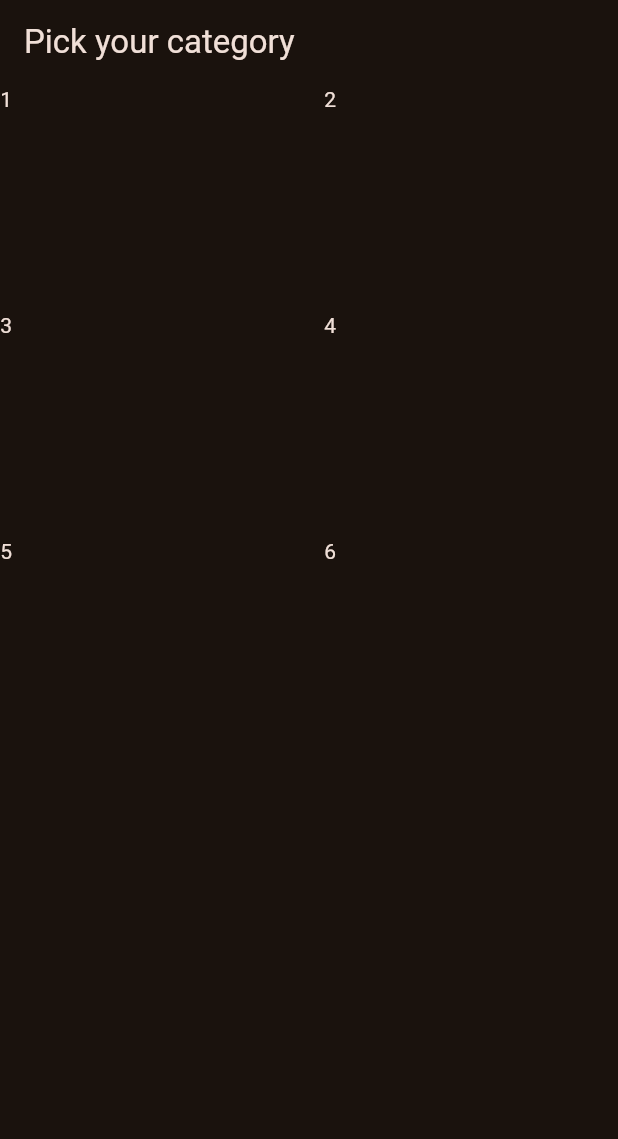
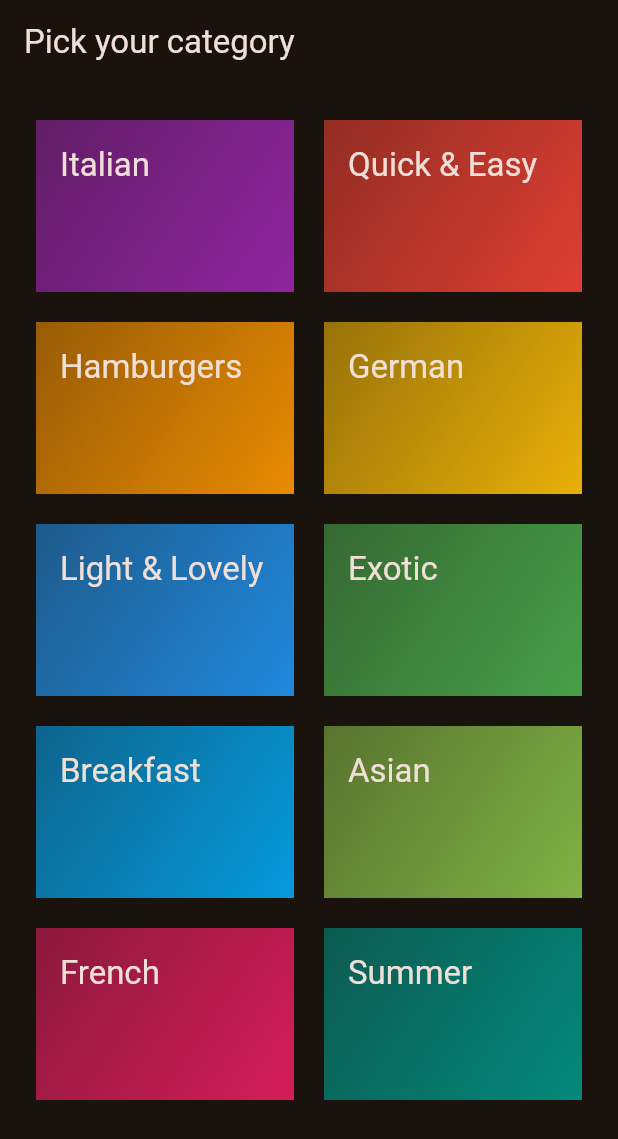
Before and after one commit to mohdshahzil/meals_app, a Flutter app: the screen it shows after launch, on a phone screen of 412 x 824 dp. Shown: the top 1139 px of the screen. Run offline on Flutter 3.47's test engine with Material 3 defaults, Android fonts, the phone set to English and light mode, and no system bars.

Commit message:
displaying category items

```diff
--- /dev/null
+++ b/lib/data/dummy_data.dart
@@ -0,0 +1,56 @@
+import 'package:flutter/material.dart';
+
+import 'package:meals_app/models/category.dart';
+
+const availableCategories = [
+  Categoryy(
+    id: 'c1',
+    title: 'Italian',
+    color: Colors.purple,
+  ),
+  Categoryy(
+    id: 'c2',
+    title: 'Quick & Easy',
+    color: Colors.red,
+  ),
+  Categoryy(
+    id: 'c3',
+    title: 'Hamburgers',
+    color: Colors.orange,
+  ),
+  Categoryy(
+    id: 'c4',
+    title: 'German',
+    color: Colors.amber,
+  ),
+  Categoryy(
+    id: 'c5',
+    title: 'Light & Lovely',
+    color: Colors.blue,
+  ),
+  Categoryy(
+    id: 'c6',
+    title: 'Exotic',
+    color: Colors.green,
+  ),
+  Categoryy(
+    id: 'c7',
+    title: 'Breakfast',
+    color: Colors.lightBlue,
+  ),
+  Categoryy(
+    id: 'c8',
+    title: 'Asian',
+    color: Colors.lightGreen,
+  ),
+  Categoryy(
+    id: 'c9',
+    title: 'French',
+    color: Colors.pink,
+  ),
+  Categoryy(
+    id: 'c10',
+    title: 'Summer',
+    color: Colors.teal,
+  ),
+];
--- a/lib/main.dart
+++ b/lib/main.dart
@@ -1,7 +1,7 @@
 import 'package:flutter/material.dart';
 
 // import 'package:google_fonts/google_fonts.dart';
-import 'package:meals_app/categories.dart';
+import 'package:meals_app/screens/categories.dart';
 
 final theme = ThemeData(
   useMaterial3: true,
--- /dev/null
+++ b/lib/models/category.dart
@@ -0,0 +1,13 @@
+import 'package:flutter/material.dart';
+
+class Categoryy {
+  const Categoryy({
+    required this.id,
+    required this.title,
+    this.color = Colors.orange,
+  });
+
+  final String id;
+  final String title;
+  final Color color;
+}
--- a/lib/categories.dart
+++ b/lib/screens/categories.dart
@@ -1,4 +1,6 @@
 import 'package:flutter/material.dart';
+import 'package:meals_app/data/dummy_data.dart';
+import 'package:meals_app/widgets/category_grid_item.dart';
 
 class CategoriesScreen extends StatelessWidget {
   const CategoriesScreen({super.key});
@@ -10,19 +12,16 @@ class CategoriesScreen extends StatelessWidget {
         title: const Text('Pick your category'),
       ),
       body: GridView(
+        padding: const EdgeInsets.all(24),
         gridDelegate: const SliverGridDelegateWithFixedCrossAxisCount(
           crossAxisCount: 2,
           childAspectRatio: 3 / 2,
           crossAxisSpacing: 20,
           mainAxisSpacing: 20,
         ),
-        children: const [
-          Text('1'),
-          Text('2'),
-          Text('3'),
-          Text('4'),
-          Text('5'),
-          Text('6'),
+        children: [
+          for (final category in availableCategories)
+            CategoryGridItem(category: category),
         ],
       ),
     );
--- /dev/null
+++ b/lib/widgets/category_grid_item.dart
@@ -0,0 +1,31 @@
+import 'package:flutter/material.dart';
+import 'package:meals_app/models/category.dart';
+
+class CategoryGridItem extends StatelessWidget {
+  const CategoryGridItem({super.key, required this.category});
+
+  final Categoryy category;
+
+  @override
+  Widget build(BuildContext context) {
+    return Container(
+      padding: const EdgeInsets.all(16),
+      decoration: BoxDecoration(
+        gradient: LinearGradient(
+          colors: [
+            category.color.withOpacity(0.55),
+            category.color.withOpacity(0.9),
+          ],
+          begin: Alignment.topLeft,
+          end: Alignment.bottomRight,
+        ),
+      ),
+      child: Text(
+        category.title,
+        style: Theme.of(context).textTheme.titleLarge!.copyWith(
+              color: Theme.of(context).colorScheme.onBackground,
+            ),
+      ),
+    );
+  }
+}
```
